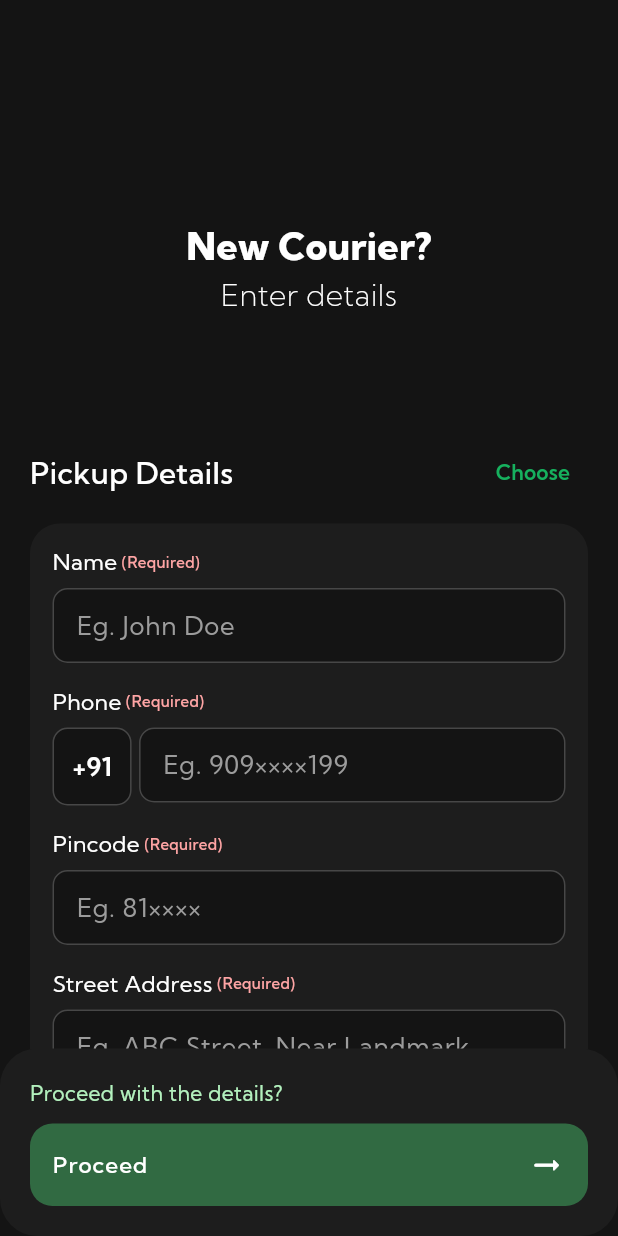
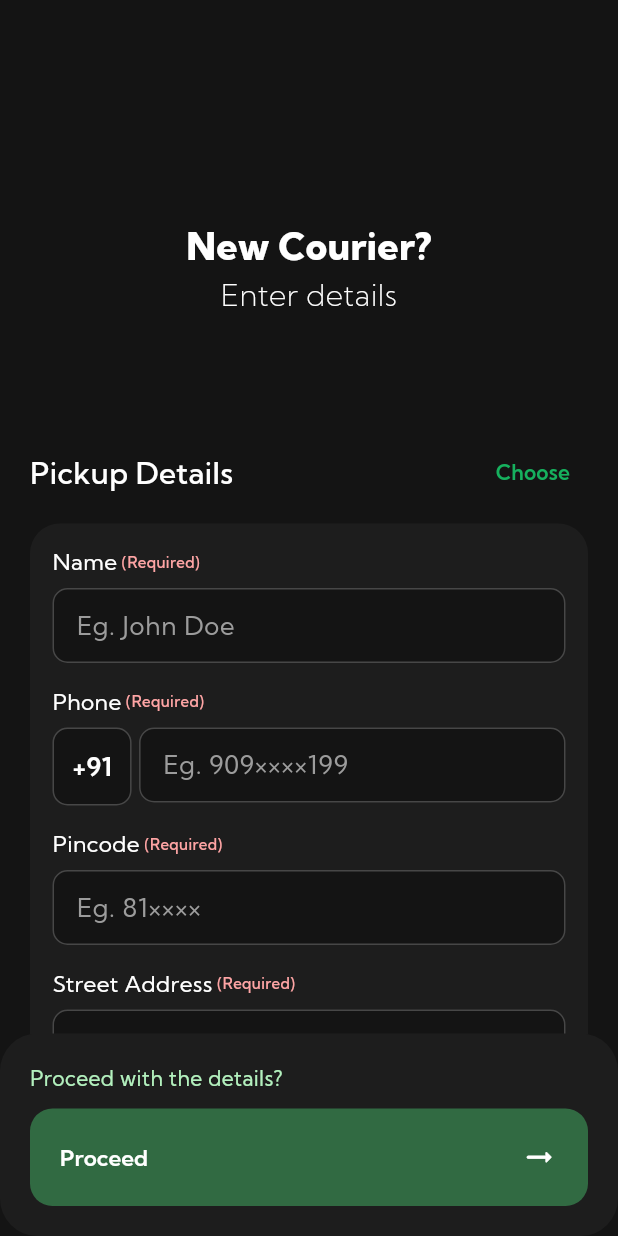
Before and after one commit to Imperial79/postr, a Flutter app: the Courier_UI screen opened by its route, on a phone screen of 412 x 824 dp. Run offline on Flutter 3.47's test engine with Material 3 defaults, Android fonts, the phone set to English and light mode, and no system bars; our stand-ins replace cached_network_image, cookie_jar, dio, dio_cookie_manager, easy_stepper, firebase_core and 8 more; missing offline and left inert: barcode_scan2; accounts and stored records are empty; network calls fail.

Commit message:
courier api implemented

```diff
--- a/lib/Components/kButton.dart
+++ b/lib/Components/kButton.dart
@@ -15,9 +15,11 @@ class KButton extends StatelessWidget {
   final bool isLoading;
   final VisualDensity? visualDensity;
   final KButtonStyle style;
+  final double weight;
 
   const KButton({
     super.key,
+    this.weight = 600,
     required this.onPressed,
     this.label = "",
     this.backgroundColor,
@@ -40,30 +42,41 @@ class KButton extends StatelessWidget {
     );
   }
 
-  ButtonStyle _buttonStyle(context) {
-    switch (style) {
-      case KButtonStyle.outlined:
-        return ElevatedButton.styleFrom(
-          side: BorderSide(
-              color: foregroundColor ?? kColor(context).primaryContainer),
-          backgroundColor: backgroundColor ?? kColor(context).surface,
-          foregroundColor: foregroundColor ?? kColor(context).primaryContainer,
+  ButtonStyle _buttonStyle(BuildContext context) {
+    final commonStyle = ElevatedButton.styleFrom(
+      backgroundColor: backgroundColor ?? kColor(context).primary,
+      foregroundColor: foregroundColor ?? kColor(context).onPrimary,
       iconColor: foregroundColor,
-          padding: padding ?? const EdgeInsets.all(15),
+      padding: padding ?? const EdgeInsets.all(20),
       shape: RoundedRectangleBorder(
         borderRadius: kRadius(15),
       ),
       visualDensity: visualDensity,
       elevation: 0,
       shadowColor: Colors.transparent,
+      disabledBackgroundColor: DColor.card,
       alignment: Alignment.center,
-          disabledBackgroundColor: DColor.card,
       textStyle: TextStyle(
         fontSize: fontSize,
-            letterSpacing: .7,
-            fontVariations: const [FontVariation.weight(500)],
+        fontVariations: [FontVariation.weight(weight)],
         fontFamily: kFont,
       ),
+    );
+
+    switch (style) {
+      case KButtonStyle.outlined:
+        return commonStyle.copyWith(
+          side: WidgetStateProperty.all(BorderSide(
+              color: foregroundColor ?? kColor(context).primaryContainer)),
+          backgroundColor: WidgetStateProperty.all(
+              backgroundColor ?? kColor(context).surface),
+          foregroundColor: WidgetStateProperty.all(
+              foregroundColor ?? kColor(context).primaryContainer),
+          textStyle: WidgetStateProperty.all(TextStyle(
+            fontSize: fontSize,
+            fontVariations: const [FontVariation.weight(700)],
+            fontFamily: kFont,
+          )),
         );
       case KButtonStyle.pill:
         return TextButton.styleFrom(
@@ -76,69 +89,22 @@ class KButton extends StatelessWidget {
           padding: padding ?? const EdgeInsets.symmetric(horizontal: 15),
         );
       case KButtonStyle.thickPill:
-        return ElevatedButton.styleFrom(
-          backgroundColor: backgroundColor ?? kColor(context).primary,
-          foregroundColor: foregroundColor ?? kColor(context).onPrimary,
-          iconColor: foregroundColor,
-          padding: padding ??
-              const EdgeInsets.symmetric(horizontal: 20, vertical: 17),
-          shape: RoundedRectangleBorder(
-            borderRadius: kRadius(15),
-          ),
-          visualDensity: visualDensity,
-          elevation: 0,
-          shadowColor: Colors.transparent,
-          alignment: Alignment.center,
-          disabledBackgroundColor: DColor.card,
-          textStyle: TextStyle(
+        return commonStyle.copyWith(
+          padding: WidgetStateProperty.all(padding ??
+              const EdgeInsets.symmetric(horizontal: 20, vertical: 17)),
+          textStyle: WidgetStateProperty.all(
+            TextStyle(
               fontSize: fontSize,
-            letterSpacing: .7,
               fontVariations: const [FontVariation.weight(500)],
               fontFamily: kFont,
             ),
+          ),
         );
       case KButtonStyle.regular:
-        return ElevatedButton.styleFrom(
-          backgroundColor: backgroundColor ?? kColor(context).primary,
-          foregroundColor: foregroundColor ?? kColor(context).onPrimary,
-          iconColor: foregroundColor,
-          padding: padding ?? const EdgeInsets.all(15),
-          shape: RoundedRectangleBorder(
-            borderRadius: kRadius(15),
-          ),
-          visualDensity: visualDensity,
-          elevation: 0,
-          shadowColor: Colors.transparent,
-          disabledBackgroundColor: DColor.card,
-          alignment: Alignment.center,
-          textStyle: TextStyle(
-            fontSize: fontSize,
-            letterSpacing: .7,
-            fontVariations: const [FontVariation.weight(500)],
-            fontFamily: kFont,
-          ),
-        );
+        return commonStyle;
       case KButtonStyle.expanded:
-        return ElevatedButton.styleFrom(
-          backgroundColor: backgroundColor ?? kColor(context).primary,
-          foregroundColor: foregroundColor ?? kColor(context).onPrimary,
-          iconColor: foregroundColor,
-          padding: padding ?? const EdgeInsets.all(15),
-          shape: RoundedRectangleBorder(
-            borderRadius: kRadius(15),
-          ),
-          visualDensity: visualDensity,
-          elevation: 0,
-          shadowColor: Colors.transparent,
-          alignment: Alignment.center,
-          disabledBackgroundColor: DColor.card,
-          textStyle: TextStyle(
-            fontSize: fontSize,
-            letterSpacing: .7,
-            fontVariations: const [FontVariation.weight(500)],
-            fontFamily: kFont,
-          ),
-          minimumSize: const Size.fromHeight(50), // Full width
+        return commonStyle.copyWith(
+          minimumSize: WidgetStateProperty.all(const Size.fromHeight(50)),
         );
     }
   }
@@ -159,23 +125,17 @@ class KButton extends StatelessWidget {
             ),
             if (icon != null) ...[
               const Spacer(),
-              Padding(
-                padding: const EdgeInsets.only(left: 10),
-                child: icon,
-              ),
+              icon!,
             ]
           ],
         );
       case KButtonStyle.pill:
       case KButtonStyle.thickPill:
         return Row(
+          spacing: 10,
           mainAxisSize: MainAxisSize.min,
           children: [
-            if (icon != null)
-              Padding(
-                padding: const EdgeInsets.only(right: 10),
-                child: icon,
-              ),
+            if (icon != null) icon!,
             Text(
               label,
               style: TextStyle(fontSize: fontSize),
--- a/lib/Models/Courier_Model.dart
+++ b/lib/Models/Courier_Model.dart
@@ -1,4 +1,6 @@
 import 'dart:convert';
+
+import 'package:postr/Resources/constants.dart';
 
 class CourierModel {
   int? id = 0;
@@ -13,12 +15,12 @@ class CourierModel {
   String? toAddress = "";
 
   String? packageType = "";
-  double? weight = 0;
+  double? weightInKg = 0;
   double? length = 0;
   double? width = 0;
   double? height = 0;
   double? packageValue = 0;
-  String? contentType = "";
+  String? packageContent = "";
   bool? isFragile = false;
   String? scheduleDate = "";
 
@@ -49,12 +51,12 @@ class CourierModel {
     this.toPincode,
     this.toAddress,
     this.packageType,
-    this.weight,
+    this.weightInKg,
     this.length,
     this.width,
     this.height,
     this.packageValue,
-    this.contentType,
+    this.packageContent,
     this.isFragile,
     this.scheduleDate,
     this.txnId,
@@ -84,12 +86,12 @@ class CourierModel {
     String? toPincode,
     String? toAddress,
     String? packageType,
-    double? weight,
+    double? weightInKg,
     double? length,
     double? width,
     double? height,
     double? packageValue,
-    String? contentType,
+    String? packageContent,
     bool? isFragile,
     String? scheduleDate,
     String? txnId,
@@ -118,12 +120,12 @@ class CourierModel {
       toPincode: toPincode ?? this.toPincode,
       toAddress: toAddress ?? this.toAddress,
       packageType: packageType ?? this.packageType,
-      weight: weight ?? this.weight,
+      weightInKg: weightInKg ?? this.weightInKg,
       length: length ?? this.length,
       width: width ?? this.width,
       height: height ?? this.height,
       packageValue: packageValue ?? this.packageValue,
-      contentType: contentType ?? this.contentType,
+      packageContent: packageContent ?? this.packageContent,
       isFragile: isFragile ?? this.isFragile,
       scheduleDate: scheduleDate ?? this.scheduleDate,
       txnId: txnId ?? this.txnId,
@@ -155,12 +157,12 @@ class CourierModel {
       'toPincode': toPincode,
       'toAddress': toAddress,
       'packageType': packageType,
-      'weight': weight,
+      'weightInKg': weightInKg,
       'length': length,
       'width': width,
       'height': height,
       'packageValue': packageValue,
-      'contentType': contentType,
+      'packageContent': packageContent,
       'isFragile': isFragile,
       'scheduleDate': scheduleDate,
       'txnId': txnId,
@@ -192,22 +194,22 @@ class CourierModel {
       toPincode: map['toPincode'],
       toAddress: map['toAddress'],
       packageType: map['packageType'],
-      weight: map['weight']?.toDouble(),
-      length: map['length']?.toDouble(),
-      width: map['width']?.toDouble(),
-      height: map['height']?.toDouble(),
-      packageValue: map['packageValue']?.toDouble(),
-      contentType: map['contentType'],
+      weightInKg: parseToDouble(map['weightInKg']),
+      length: parseToDouble(map['length']),
+      width: parseToDouble(map['width']),
+      height: parseToDouble(map['height']),
+      packageValue: parseToDouble(map['packageValue']),
+      packageContent: map['packageContent'],
       isFragile: map['isFragile'],
       scheduleDate: map['scheduleDate'],
       txnId: map['txnId'],
       refundId: map['refundId'],
       refundStatus: map['refundStatus'],
       status: map['status'],
-      netPayable: map['netPayable']?.toDouble(),
+      netPayable: parseToDouble(map['netPayable']),
       date: map['date'],
       feedback: map['feedback'],
-      rating: map['rating']?.toDouble(),
+      rating: parseToDouble(map['rating']),
       riderId: map['riderId'],
       riderName: map['riderName'],
       riderPhone: map['riderPhone'],
@@ -224,7 +226,7 @@ class CourierModel {
 
   @override
   String toString() {
-    return 'CourierModel(id: $id, fromName: $fromName, fromPhone: $fromPhone, fromPincode: $fromPincode, fromAddress: $fromAddress, toName: $toName, toPhone: $toPhone, toPincode: $toPincode, toAddress: $toAddress, packageType: $packageType, weight: $weight, length: $length, width: $width, height: $height, packageValue: $packageValue, contentType: $contentType, isFragile: $isFragile, scheduleDate: $scheduleDate, txnId: $txnId, refundId: $refundId, refundStatus: $refundStatus, status: $status, netPayable: $netPayable, date: $date, feedback: $feedback, rating: $rating, riderId: $riderId, riderName: $riderName, riderPhone: $riderPhone, riderImage: $riderImage, riderRating: $riderRating, awbNumber: $awbNumber)';
+    return 'CourierModel(id: $id, fromName: $fromName, fromPhone: $fromPhone, fromPincode: $fromPincode, fromAddress: $fromAddress, toName: $toName, toPhone: $toPhone, toPincode: $toPincode, toAddress: $toAddress, packageType: $packageType, weightInKg: $weightInKg, length: $length, width: $width, height: $height, packageValue: $packageValue, packageContent: $packageContent, isFragile: $isFragile, scheduleDate: $scheduleDate, txnId: $txnId, refundId: $refundId, refundStatus: $refundStatus, status: $status, netPayable: $netPayable, date: $date, feedback: $feedback, rating: $rating, riderId: $riderId, riderName: $riderName, riderPhone: $riderPhone, riderImage: $riderImage, riderRating: $riderRating, awbNumber: $awbNumber)';
   }
 
   @override
@@ -242,12 +244,12 @@ class CourierModel {
         other.toPincode == toPincode &&
         other.toAddress == toAddress &&
         other.packageType == packageType &&
-        other.weight == weight &&
+        other.weightInKg == weightInKg &&
         other.length == length &&
         other.width == width &&
         other.height == height &&
         other.packageValue == packageValue &&
-        other.contentType == contentType &&
+        other.packageContent == packageContent &&
         other.isFragile == isFragile &&
         other.scheduleDate == scheduleDate &&
         other.txnId == txnId &&
@@ -278,12 +280,12 @@ class CourierModel {
         toPincode.hashCode ^
         toAddress.hashCode ^
         packageType.hashCode ^
-        weight.hashCode ^
+        weightInKg.hashCode ^
         length.hashCode ^
         width.hashCode ^
         height.hashCode ^
         packageValue.hashCode ^
-        contentType.hashCode ^
+        packageContent.hashCode ^
         isFragile.hashCode ^
         scheduleDate.hashCode ^
         txnId.hashCode ^
--- a/lib/Resources/theme.dart
+++ b/lib/Resources/theme.dart
@@ -20,6 +20,7 @@ ThemeData darkTheme(context) => ThemeData.dark(useMaterial3: true).copyWith(
         onSurface: Colors.white,
         surface: DColor.card,
       ),
+      dialogBackgroundColor: DColor.card,
       textTheme: Typography().white.apply(fontFamily: kFont),
       iconTheme: const IconThemeData(color: Colors.white),
       textButtonTheme: TextButtonThemeData(
--- a/lib/Screens/Courier/Courier_UI.dart
+++ b/lib/Screens/Courier/Courier_UI.dart
@@ -132,7 +132,10 @@ class _Courier_UIState extends ConsumerState<Courier_UI> {
           ),
         ),
       ),
-      bottomNavigationBar: KCard(
+      bottomNavigationBar: AnimatedSwitcher(
+        duration: const Duration(milliseconds: 250),
+        child: MediaQuery.of(context).viewInsets.bottom == 0
+            ? KCard(
                 radius: 25,
                 padding: const EdgeInsets.all(20),
                 child: SafeArea(
@@ -173,6 +176,8 @@ class _Courier_UIState extends ConsumerState<Courier_UI> {
                     ],
                   ),
                 ),
+              )
+            : const SizedBox(),
       ),
     );
   }
```
Also changed, not shown: lib/Helper/router_config.dart (+14 -3 lines), lib/Repository/courier_repo.dart (+10 -0 lines), lib/Resources/commons.dart (+16 -0 lines), lib/Screens/Courier/Checkout_UI.dart (+37 -20 lines), lib/Screens/Courier/Confirmation_UI.dart (+12 -11 lines), lib/Screens/Courier/Package_UI.dart (+9 -7 lines), lib/Screens/Courier/Schedule_UI.dart (+63 -4 lines), lib/Screens/Home/HomeUI.dart (+7 -5 lines). Lines whose indentation alone changed are shown as unchanged.
